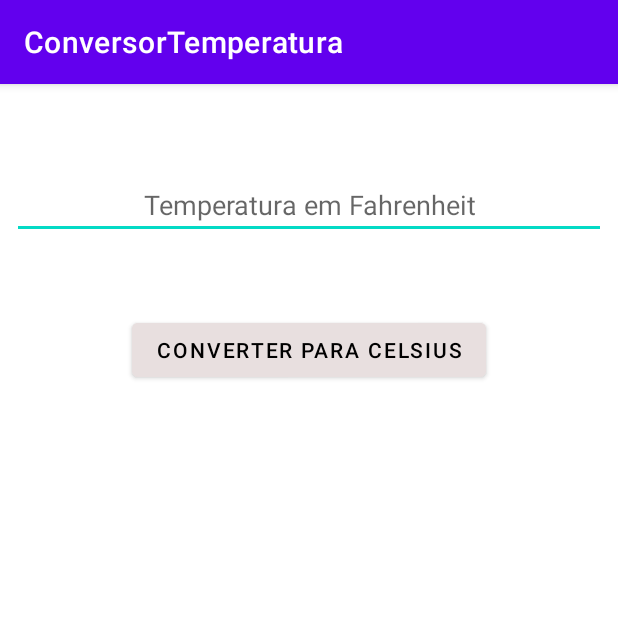
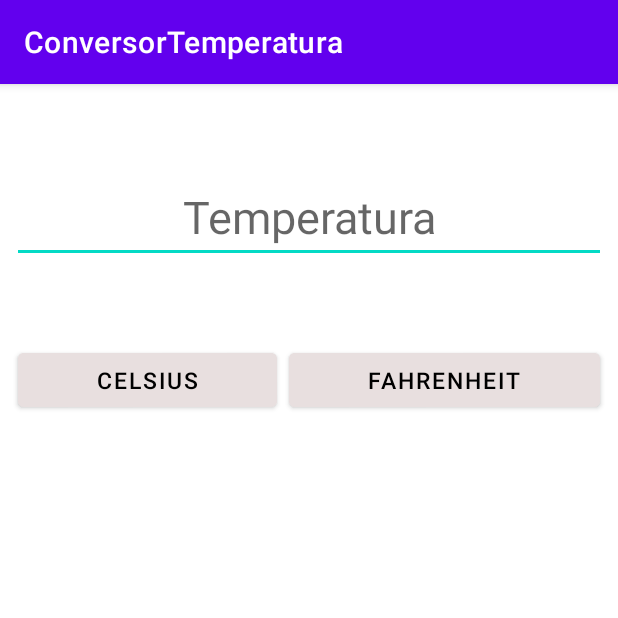
Before and after one commit to IanCL-10/ianleite_dmo, an Android app: the screen it shows after launch (MainActivity), on a phone screen of 412 x 824 dp, the top half of it. Run offline under Robolectric (Android 15) with nearby library versions, the phone set to English and light mode, and no system bars.

Commit message:
Versão 2

```diff
--- a/ConversorTemperatura/app/src/main/java/br/edu/iancl/conversortemperatura/MainActivity.java
+++ b/ConversorTemperatura/app/src/main/java/br/edu/iancl/conversortemperatura/MainActivity.java
@@ -12,6 +12,7 @@ public class MainActivity extends AppCompatActivity implements View.OnClickListe
 
     private EditText mEntradaEdit;
     private Button mParaCelsiusButton;
+    private Button mParaFahrenheitButton;
     private TextView mSaidaText;
 
     @Override
@@ -21,22 +22,31 @@ public class MainActivity extends AppCompatActivity implements View.OnClickListe
 
         mEntradaEdit = findViewById(R.id.edit_entrada);
         mParaCelsiusButton = findViewById(R.id.button_para_celcius);
+        mParaFahrenheitButton = findViewById(R.id.button_para_fahrenheit);
         mSaidaText = findViewById(R.id.text_saida);
 
         mParaCelsiusButton.setOnClickListener(this);
+        mParaFahrenheitButton.setOnClickListener(this);
     }
 
     @Override
     public void onClick(View view) {
-        if(view == mParaCelsiusButton){
         float entrada, calculo;
         try {
             entrada = Float.valueOf(mEntradaEdit.getText().toString());
         } catch (NumberFormatException e) {
             entrada = 0;
         }
+        switch (view.getId()) {
+            case R.id.button_para_celcius:
                 calculo = (entrada - 32) /1.8f;
                 mSaidaText.setText(String.format("%.2f ºC", calculo));
+                break;
+
+            case R.id.button_para_fahrenheit:
+                calculo = 1.8f * entrada + 32;
+                mSaidaText.setText(String.format("%.2f ºF", calculo));
+                break;
         }
     }
 }
--- a/ConversorTemperatura/app/src/main/res/layout/activity_main.xml
+++ b/ConversorTemperatura/app/src/main/res/layout/activity_main.xml
@@ -14,18 +14,38 @@
         android:layout_height="wrap_content"
         android:gravity="center"
         android:layout_marginTop="50dp"
-        android:hint="Temperatura em Fahrenheit"
+        android:textSize="30dp"
+        android:hint="Temperatura"
         android:inputType="numberDecimal" />
 
-    <Button
-        android:id="@+id/button_para_celcius"
-        android:layout_width="wrap_content"
+    <LinearLayout
+        android:layout_width="match_parent"
         android:layout_height="wrap_content"
         android:layout_marginTop="50dp"
-        android:layout_gravity="center"
-        android:text="Converter para celsius"
-        android:textColor="#000"
-        android:backgroundTint="#E8DFDF"/>
+        android:orientation="horizontal">
+
+        <Button
+            android:id="@+id/button_para_celcius"
+            android:layout_width="wrap_content"
+            android:layout_height="wrap_content"
+            android:layout_margin="4dp"
+            android:layout_weight="1"
+            android:textSize="15dp"
+            android:text="Celsius"
+            android:textColor="#000"
+            android:backgroundTint="#E8DFDF"/>
+
+        <Button
+            android:id="@+id/button_para_fahrenheit"
+            android:layout_width="wrap_content"
+            android:layout_height="wrap_content"
+            android:layout_margin="4dp"
+            android:layout_weight="1"
+            android:textSize="15dp"
+            android:text="Fahrenheit"
+            android:textColor="#000"
+            android:backgroundTint="#E8DFDF"/>
+    </LinearLayout>
 
     <TextView
         android:id="@+id/text_saida"
@@ -34,7 +54,7 @@
         android:layout_gravity="center"
         android:layout_marginTop="50dp"
         android:textColor="#FF5722"
-        android:textSize="40sp"
+        android:textSize="50sp"
         android:textStyle="bold" />
 
 </LinearLayout>
```
Lines whose indentation alone changed are shown as unchanged.
